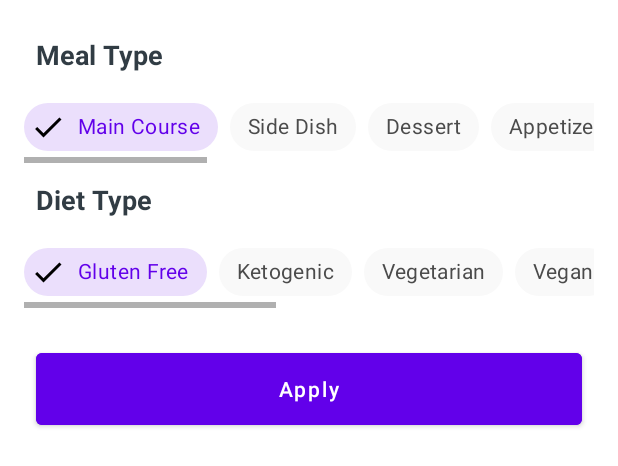
After one commit to RaficHoussariDev/FoodApplication, an Android app: the layout recipes_bottom_sheet.xml on its own in the app's theme, with its tools: preview values and no code run, on a phone screen of 412 x 824 dp. The commit adds this screen. Shown: the top 466 px of the screen. Run offline under Robolectric (Android 15) with nearby library versions, the phone set to English and light mode, and no system bars; Roboto replaces fonts that are not available here.

Commit message:
Implement recipes bottomsheet

```diff
--- /dev/null
+++ b/app/src/main/res/color/chip_background_color.xml
@@ -0,0 +1,5 @@
+<?xml version="1.0" encoding="utf-8"?>
+<selector xmlns:android="http://schemas.android.com/apk/res/android">
+    <item android:color="@color/checkedChipBackgroundColor" android:state_checked="true" />
+    <item android:color="@color/chipBackgroundColor" android:state_checked="false" />
+</selector>
--- /dev/null
+++ b/app/src/main/res/color/chip_text_color.xml
@@ -0,0 +1,5 @@
+<?xml version="1.0" encoding="utf-8"?>
+<selector xmlns:android="http://schemas.android.com/apk/res/android">
+    <item android:color="@color/checkedChipTextColor" android:state_checked="true" />
+    <item android:color="@color/chipTextColor" android:state_checked="false" />
+</selector>
--- a/app/src/main/res/layout/fragment_recipes.xml
+++ b/app/src/main/res/layout/fragment_recipes.xml
@@ -32,7 +32,7 @@
             app:shimmer_recycler_layout="@layout/placeholder_row_layout" />
 
         <com.google.android.material.floatingactionbutton.FloatingActionButton
-            android:id="@+id/floatingActionButton"
+            android:id="@+id/recipes_fab"
             android:layout_width="wrap_content"
             android:layout_height="wrap_content"
             android:layout_marginEnd="24dp"
--- /dev/null
+++ b/app/src/main/res/layout/recipes_bottom_sheet.xml
@@ -0,0 +1,273 @@
+<?xml version="1.0" encoding="utf-8"?>
+<androidx.constraintlayout.widget.ConstraintLayout xmlns:android="http://schemas.android.com/apk/res/android"
+    xmlns:app="http://schemas.android.com/apk/res-auto"
+    xmlns:tools="http://schemas.android.com/tools"
+    android:layout_width="match_parent"
+    android:layout_height="wrap_content"
+    android:background="@color/white"
+    tools:context=".ui.fragments.recipes.bottomsheet.RecipesBottomSheet">
+
+    <TextView
+        android:id="@+id/meal_text"
+        android:layout_width="wrap_content"
+        android:layout_height="wrap_content"
+        android:layout_marginStart="24dp"
+        android:layout_marginTop="24dp"
+        android:text="@string/meal_type"
+        android:textColor="@color/dark"
+        android:textSize="18sp"
+        android:textStyle="bold"
+        app:layout_constraintStart_toStartOf="parent"
+        app:layout_constraintTop_toTopOf="parent" />
+
+    <HorizontalScrollView
+        android:id="@+id/mealType_scrollView"
+        android:layout_width="match_parent"
+        android:layout_height="wrap_content"
+        android:layout_marginStart="16dp"
+        android:layout_marginTop="12dp"
+        android:layout_marginEnd="16dp"
+        app:layout_constraintEnd_toEndOf="parent"
+        app:layout_constraintStart_toStartOf="parent"
+        app:layout_constraintTop_toBottomOf="@+id/meal_text">
+
+        <LinearLayout
+            android:layout_width="wrap_content"
+            android:layout_height="match_parent"
+            android:orientation="horizontal">
+
+            <com.google.android.material.chip.ChipGroup
+                android:id="@+id/mealType_chipGroup"
+                android:layout_width="match_parent"
+                android:layout_height="match_parent"
+                app:checkedChip="@+id/main_course_chip"
+                app:selectionRequired="true"
+                app:singleLine="true"
+                app:singleSelection="true">
+
+                <com.google.android.material.chip.Chip
+                    android:id="@+id/main_course_chip"
+                    style="@style/CustomChipStyle"
+                    android:layout_width="wrap_content"
+                    android:layout_height="wrap_content"
+                    android:text="@string/main_course" />
+
+                <com.google.android.material.chip.Chip
+                    android:id="@+id/side_dish_chip"
+                    style="@style/CustomChipStyle"
+                    android:layout_width="wrap_content"
+                    android:layout_height="wrap_content"
+                    android:text="@string/side_dish" />
+
+                <com.google.android.material.chip.Chip
+                    android:id="@+id/dessert_chip"
+                    style="@style/CustomChipStyle"
+                    android:layout_width="wrap_content"
+                    android:layout_height="wrap_content"
+                    android:text="@string/dessert" />
+
+                <com.google.android.material.chip.Chip
+                    android:id="@+id/appetizer_chip"
+                    style="@style/CustomChipStyle"
+                    android:layout_width="wrap_content"
+                    android:layout_height="wrap_content"
+                    android:text="@string/appetizer" />
+
+                <com.google.android.material.chip.Chip
+                    android:id="@+id/salad_chip"
+                    style="@style/CustomChipStyle"
+                    android:layout_width="wrap_content"
+                    android:layout_height="wrap_content"
+                    android:text="@string/salad" />
+
+                <com.google.android.material.chip.Chip
+                    android:id="@+id/bread_chip"
+                    style="@style/CustomChipStyle"
+                    android:layout_width="wrap_content"
+                    android:layout_height="wrap_content"
+                    android:text="@string/bread" />
+
+                <com.google.android.material.chip.Chip
+                    android:id="@+id/breakfast_chip"
+                    style="@style/CustomChipStyle"
+                    android:layout_width="wrap_content"
+                    android:layout_height="wrap_content"
+                    android:text="@string/breakfast" />
+
+                <com.google.android.material.chip.Chip
+                    android:id="@+id/soup_chip"
+                    style="@style/CustomChipStyle"
+                    android:layout_width="wrap_content"
+                    android:layout_height="wrap_content"
+                    android:text="@string/soup" />
+
+                <com.google.android.material.chip.Chip
+                    android:id="@+id/beverage_chip"
+                    style="@style/CustomChipStyle"
+                    android:layout_width="wrap_content"
+                    android:layout_height="wrap_content"
+                    android:text="@string/beverage" />
+
+                <com.google.android.material.chip.Chip
+                    android:id="@+id/sauce_chip"
+                    style="@style/CustomChipStyle"
+                    android:layout_width="wrap_content"
+                    android:layout_height="wrap_content"
+                    android:text="@string/sauce" />
+
+                <com.google.android.material.chip.Chip
+                    android:id="@+id/marinade_chip"
+                    style="@style/CustomChipStyle"
+                    android:layout_width="wrap_content"
+                    android:layout_height="wrap_content"
+                    android:text="@string/marinade" />
+
+                <com.google.android.material.chip.Chip
+                    android:id="@+id/fingerfood_chip"
+                    style="@style/CustomChipStyle"
+                    android:layout_width="wrap_content"
+                    android:layout_height="wrap_content"
+                    android:text="@string/fingerfood" />
+
+                <com.google.android.material.chip.Chip
+                    android:id="@+id/snack_chip"
+                    style="@style/CustomChipStyle"
+                    android:layout_width="wrap_content"
+                    android:layout_height="wrap_content"
+                    android:text="@string/snack" />
+
+                <com.google.android.material.chip.Chip
+                    android:id="@+id/drink_chip"
+                    style="@style/CustomChipStyle"
+                    android:layout_width="wrap_content"
+                    android:layout_height="wrap_content"
+                    android:text="@string/drink" />
+
+            </com.google.android.material.chip.ChipGroup>
+
+        </LinearLayout>
+
+    </HorizontalScrollView>
+
+    <TextView
+        android:id="@+id/diet_text"
+        android:layout_width="wrap_content"
+        android:layout_height="wrap_content"
+        android:layout_marginStart="24dp"
+        android:layout_marginTop="12dp"
+        android:text="@string/diet_type"
+        android:textColor="@color/dark"
+        android:textSize="18sp"
+        android:textStyle="bold"
+        app:layout_constraintStart_toStartOf="parent"
+        app:layout_constraintTop_toBottomOf="@+id/mealType_scrollView" />
+
+    <HorizontalScrollView
+        android:id="@+id/dietType_scrollView"
+        android:layout_width="match_parent"
+        android:layout_height="wrap_content"
+        android:layout_marginStart="16dp"
+        android:layout_marginTop="12dp"
+        android:layout_marginEnd="16dp"
+        app:layout_constraintEnd_toEndOf="parent"
+        app:layout_constraintStart_toStartOf="parent"
+        app:layout_constraintTop_toBottomOf="@+id/diet_text">
+
+        <LinearLayout
+            android:layout_width="wrap_content"
+            android:layout_height="match_parent"
+            android:orientation="horizontal">
+
+            <com.google.android.material.chip.ChipGroup
+                android:id="@+id/dietType_chipGroup"
+                android:layout_width="match_parent"
+                android:layout_height="match_parent"
+                app:checkedChip="@+id/gluten_free_chip"
+                app:selectionRequired="true"
+                app:singleLine="true"
+                app:singleSelection="true">
+
+                <com.google.android.material.chip.Chip
+                    android:id="@+id/gluten_free_chip"
+                    style="@style/CustomChipStyle"
+                    android:layout_width="wrap_content"
+                    android:layout_height="wrap_content"
+                    android:text="@string/gluten_free" />
+
+                <com.google.android.material.chip.Chip
+                    android:id="@+id/ketogenic_chip"
+                    style="@style/CustomChipStyle"
+                    android:layout_width="wrap_content"
+                    android:layout_height="wrap_content"
+                    android:text="@string/ketogenic" />
+
+                <com.google.android.material.chip.Chip
+                    android:id="@+id/vegetarian_chip"
+                    style="@style/CustomChipStyle"
+                    android:layout_width="wrap_content"
+                    android:layout_height="wrap_content"
+                    android:text="@string/vegetarian" />
+
+                <com.google.android.material.chip.Chip
+                    android:id="@+id/vegan_chip"
+                    style="@style/CustomChipStyle"
+                    android:layout_width="wrap_content"
+                    android:layout_height="wrap_content"
+                    android:text="@string/vegan" />
+
+                <com.google.android.material.chip.Chip
+                    android:id="@+id/pescetarian_chip"
+                    style="@style/CustomChipStyle"
+                    android:layout_width="wrap_content"
+                    android:layout_height="wrap_content"
+                    android:text="@string/pescetarian" />
+
+                <com.google.android.material.chip.Chip
+                    android:id="@+id/paleo_chip"
+                    style="@style/CustomChipStyle"
+                    android:layout_width="wrap_content"
+                    android:layout_height="wrap_content"
+                    android:text="@string/paleo" />
+
+                <com.google.android.material.chip.Chip
+                    android:id="@+id/primal_chip"
+                    style="@style/CustomChipStyle"
+                    android:layout_width="wrap_content"
+                    android:layout_height="wrap_content"
+                    android:text="@string/primal" />
+
+                <com.google.android.material.chip.Chip
+                    android:id="@+id/low_fodmap_chip"
+                    style="@style/CustomChipStyle"
+                    android:layout_width="wrap_content"
+                    android:layout_height="wrap_content"
+                    android:text="@string/low_fodmap" />
+
+                <com.google.android.material.chip.Chip
+                    android:id="@+id/whole360_chip"
+                    style="@style/CustomChipStyle"
+                    android:layout_width="wrap_content"
+                    android:layout_height="wrap_content"
+                    android:text="@string/whole360" />
+
+            </com.google.android.material.chip.ChipGroup>
+
+        </LinearLayout>
+
+    </HorizontalScrollView>
+
+    <Button
+        android:id="@+id/apply_btn"
+        android:layout_width="match_parent"
+        android:layout_height="60dp"
+        android:layout_margin="24dp"
+        android:backgroundTint="@color/colorPrimary"
+        android:text="@string/apply"
+        android:textAllCaps="false"
+        android:textColor="@color/white"
+        app:layout_constraintBottom_toBottomOf="parent"
+        app:layout_constraintEnd_toEndOf="parent"
+        app:layout_constraintStart_toStartOf="parent"
+        app:layout_constraintTop_toBottomOf="@+id/dietType_scrollView" />
+
+</androidx.constraintlayout.widget.ConstraintLayout>
--- a/app/src/main/res/values/colors.xml
+++ b/app/src/main/res/values/colors.xml
@@ -15,4 +15,11 @@
     <color name="red">#FF4646</color>
     <color name="yellow">#FFC114</color>
     <color name="green">#00C980</color>
+
+    //Custom Chip Style
+    <color name="checkedChipBackgroundColor">#206200EA</color>
+    <color name="chipBackgroundColor">@color/lightGray</color>
+    <color name="checkedChipTextColor">@color/colorPrimary</color>
+    <color name="chipTextColor">@color/darkGray</color>
+
 </resources>
--- a/app/src/main/res/values/strings.xml
+++ b/app/src/main/res/values/strings.xml
@@ -26,5 +26,34 @@
     <string name="recipes_not_found">Recipes Not Found</string>
     <!--End Region-->
 
+    <!--Region Recipes Bottomsheet-->
+    <string name="meal_type">Meal Type</string>
+    <string name="main_course">Main Course</string>
+    <string name="side_dish">Side Dish</string>
+    <string name="dessert">Dessert</string>
+    <string name="appetizer">Appetizer</string>
+    <string name="salad">Salad</string>
+    <string name="bread">Bread</string>
+    <string name="breakfast">Breakfast</string>
+    <string name="soup">Soup</string>
+    <string name="beverage">Beverage</string>
+    <string name="sauce">Sauce</string>
+    <string name="marinade">Marinade</string>
+    <string name="fingerfood">Fingerfood</string>
+    <string name="snack">Snack</string>
+    <string name="drink">Drink</string>
+    <string name="diet_type">Diet Type</string>
+    <string name="gluten_free">Gluten Free</string>
+    <string name="ketogenic">Ketogenic</string>
+    <string name="vegetarian">Vegetarian</string>
+    <string name="vegan">Vegan</string>
+    <string name="pescetarian">Pescetarian</string>
+    <string name="paleo">Paleo</string>
+    <string name="primal">Primal</string>
+    <string name="low_fodmap">Low FODMAP</string>
+    <string name="whole360">Whole360</string>
+    <string name="apply">Apply</string>
+    <!--End Region-->
+
     <string name="hello_blank_fragment">Hello blank fragment</string>
 </resources>
--- a/app/src/main/res/values/themes.xml
+++ b/app/src/main/res/values/themes.xml
@@ -6,4 +6,11 @@
         <item name="colorPrimaryDark">@color/colorPrimaryDark</item>
         <item name="colorAccent">@color/colorAccent</item>
     </style>
+
+    <style name="CustomChipStyle" parent="Widget.MaterialComponents.Chip.Filter">
+        <item name="chipBackgroundColor">@color/chip_background_color</item>
+        <item name="android:textColor">@color/chip_text_color</item>
+        <item name="chipIconTint">@color/chip_text_color</item>
+    </style>
+
 </resources>
--- a/build.gradle
+++ b/build.gradle
@@ -6,8 +6,8 @@
     }
     dependencies {
         classpath "com.android.tools.build:gradle:7.0.2"
-        classpath "org.jetbrains.kotlin:kotlin-gradle-plugin:1.5.30"
-        classpath "androidx.navigation:navigation-safe-args-gradle-plugin:2.3.5"
+        classpath 'org.jetbrains.kotlin:kotlin-gradle-plugin:1.5.31'
+        classpath "androidx.navigation:navigation-safe-args-gradle-plugin:2.4.0-beta01"
         classpath "com.google.dagger:hilt-android-gradle-plugin:2.28-alpha"
 
         // NOTE: Do not place your application dependencies here; they belong
```
Also changed, not shown: app/build.gradle (+11 -6 lines), app/src/main/java/com/example/foodapp/data/DataStoreRepository.kt (added, +77 -0 lines), app/src/main/java/com/example/foodapp/ui/fragments/recipes/RecipesFragment.kt (+8 -1 lines), app/src/main/java/com/example/foodapp/ui/fragments/recipes/bottomsheet/RecipesBottomSheet.kt (added, +93 -0 lines), app/src/main/java/com/example/foodapp/util/Constants.kt (+10 -0 lines), app/src/main/java/com/example/foodapp/viewmodels/RecipesViewModel.kt (+35 -4 lines), app/src/main/res/navigation/my_nav.xml (+18 -1 lines).
